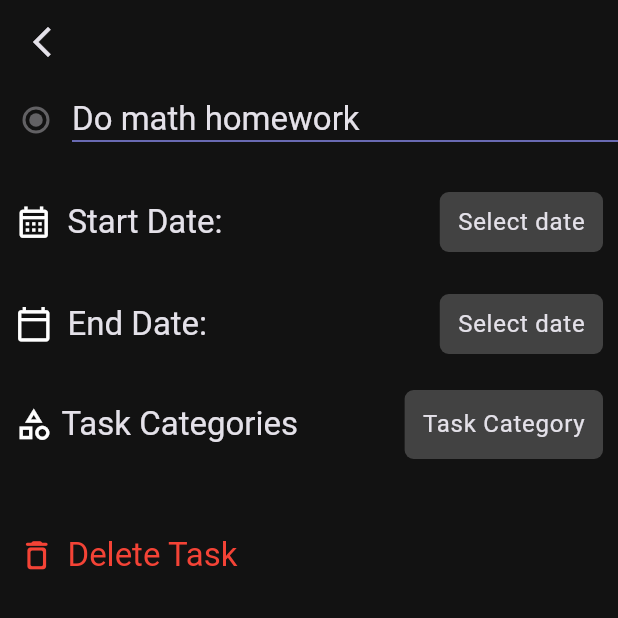
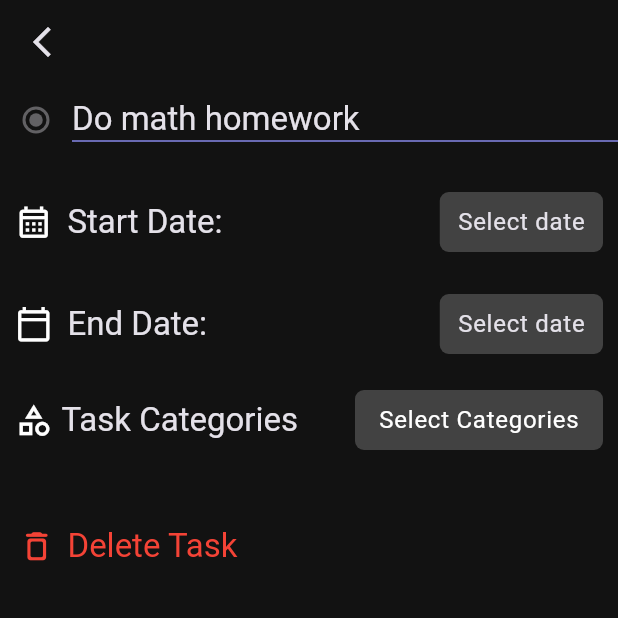
Before and after one commit to MajidiyM/todoListApp, a Flutter app: the DetailedTaskScreen screen opened by its route, on a phone screen of 412 x 824 dp, the top half of it. Run offline on Flutter 3.47's test engine with Material 3 defaults, Android fonts, the phone set to English and light mode, and no system bars; our stand-ins replace auto_route, syncfusion_flutter_datepicker.

Commit message:
[edit] Categories

```diff
--- a/lib/models/category.dart
+++ /dev/null
@@ -1,14 +0,0 @@
-import 'package:flutter/material.dart';
-
-class Category {
-  Category(
-      {required this.icon,
-      required this.iconColor,
-      required this.label,
-      required this.color});
-
-  final IconData icon;
-  final Color iconColor;
-  final String label;
-  final Color color;
-}
--- a/lib/models/models.dart
+++ /dev/null
@@ -1,2 +0,0 @@
-export 'category.dart';
-export 'priorities.dart';
--- a/lib/models/priorities.dart
+++ /dev/null
@@ -1,14 +0,0 @@
-import 'package:flutter/material.dart';
-
-class Priority {
-  Priority(
-      {required this.icon,
-      required this.iconColor,
-      required this.label,
-      required this.color});
-
-  final IconData icon;
-  final Color iconColor;
-  final String label;
-  final Color color;
-}
--- a/lib/screens/detailed_task_screen/view/detailed_task_screen.dart
+++ b/lib/screens/detailed_task_screen/view/detailed_task_screen.dart
@@ -4,6 +4,7 @@ import 'package:todo_list_app/router/router.dart';
 import 'package:todo_list_app/screens/detailed_task_screen/dialogs/show_date_range_picker.dart';
 import 'package:todo_list_app/screens/detailed_task_screen/widgets/tile_detailed_card.dart';
 
+import '../../../domain/models/category_model/category.dart';
 import '../dialogs/show_category_dialog.dart';
 import '../widgets/widgets.dart';
 
@@ -18,6 +19,7 @@ class DetailedTaskScreen extends StatefulWidget {
 class _DetailedTaskScreenState extends State<DetailedTaskScreen> {
   DateTime? _startDate;
   DateTime? _endDate;
+  Category? selectedCategory;
 
   Map<String, dynamic>? selectedPriority;
 
@@ -182,8 +184,18 @@ class _DetailedTaskScreenState extends State<DetailedTaskScreen> {
                 child: TileDetailedCard(
                   icon: Icons.category_outlined,
                   title: "Task Categories",
-                  additionalTitle: "Task Category",
-                  onTap: () => showCategoryDialog(context),
+                  buttonTitle: selectedCategory?.label ?? "Select Categories",
+                  buttonColor: selectedCategory?.color,
+                  buttonIcon: selectedCategory?.icon,
+                  buttonIconColor: selectedCategory?.iconColor ?? Colors.white,
+                  onTap: () async {
+                    final category = await showCategoryDialog(context);
+                    if (category != null) {
+                      setState(() {
+                        selectedCategory = category;
+                      });
+                    }
+                  },
                 ),
               ),
             ),
--- a/lib/screens/detailed_task_screen/widgets/tile_detailed_card.dart
+++ b/lib/screens/detailed_task_screen/widgets/tile_detailed_card.dart
@@ -1,17 +1,24 @@
 import 'package:flutter/material.dart';
 
 class TileDetailedCard extends StatelessWidget {
-  const TileDetailedCard(
-      {super.key,
-      required this.icon,
-      required this.title,
-      required this.additionalTitle,
-      this.onTap});
+  const TileDetailedCard({
+    super.key,
+    this.icon,
+    required this.title,
+    required this.buttonTitle,
+    this.onTap,
+    this.buttonIcon,
+    this.buttonColor,
+    this.buttonIconColor,
+  });
 
-  final IconData icon;
+  final IconData? icon;
   final String title;
-  final String additionalTitle;
+  final String buttonTitle;
+  final IconData? buttonIcon;
+  final Color? buttonColor;
   final VoidCallback? onTap;
+  final Color? buttonIconColor;
 
   @override
   Widget build(BuildContext context) {
@@ -21,25 +28,32 @@ class TileDetailedCard extends StatelessWidget {
         Expanded(
           child: Row(
             children: [
-              Icon(
-                icon,
-                size: 25,
-              ),
+              Icon(icon, size: 25),
               const SizedBox(width: 6),
               Text(title, style: theme.textTheme.titleLarge),
             ],
           ),
         ),
-        Material(
-          clipBehavior: Clip.hardEdge,
-          color: Colors.grey[800],
-          borderRadius: const BorderRadius.all(Radius.circular(6)),
-          child: InkWell(
-            onTap: onTap,
+        GestureDetector(
+          onTap: onTap,
+          child: Material(
+            clipBehavior: Clip.hardEdge,
+            color: buttonColor ?? Colors.grey[800],
+            borderRadius: const BorderRadius.all(Radius.circular(6)),
             child: Padding(
-              padding:
-                  const EdgeInsets.symmetric(horizontal: 12.0, vertical: 11),
-              child: Text(additionalTitle, style: theme.textTheme.bodyLarge),
+              padding: const EdgeInsets.symmetric(horizontal: 16, vertical: 8),
+              child: Row(
+                children: [
+                  if (buttonIcon != null)
+                    Icon(buttonIcon, color: buttonIconColor),
+                  SizedBox(width: buttonIcon != null ? 8 : 0),
+                  Text(
+                    buttonTitle,
+                    style: theme.textTheme.bodyLarge
+                        ?.copyWith(color: buttonIconColor),
+                  )
+                ],
+              ),
             ),
           ),
         ),
```
Also changed, not shown: lib/screens/detailed_task_screen/dialogs/show_category_dialog.dart (+46 -6 lines).
